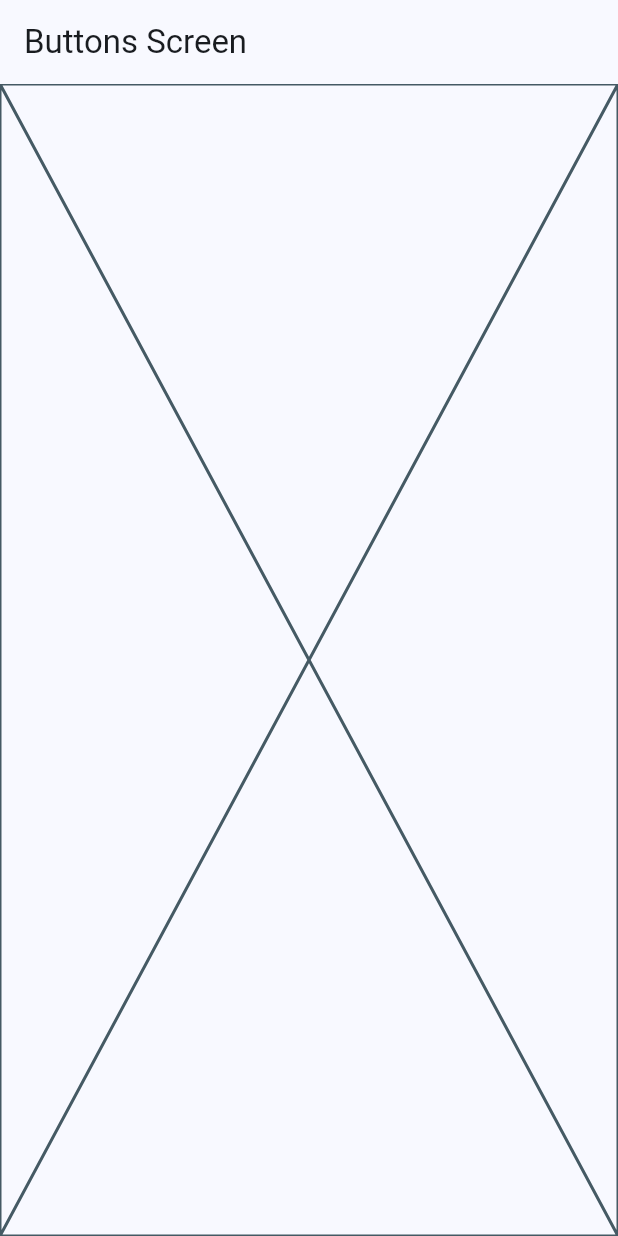
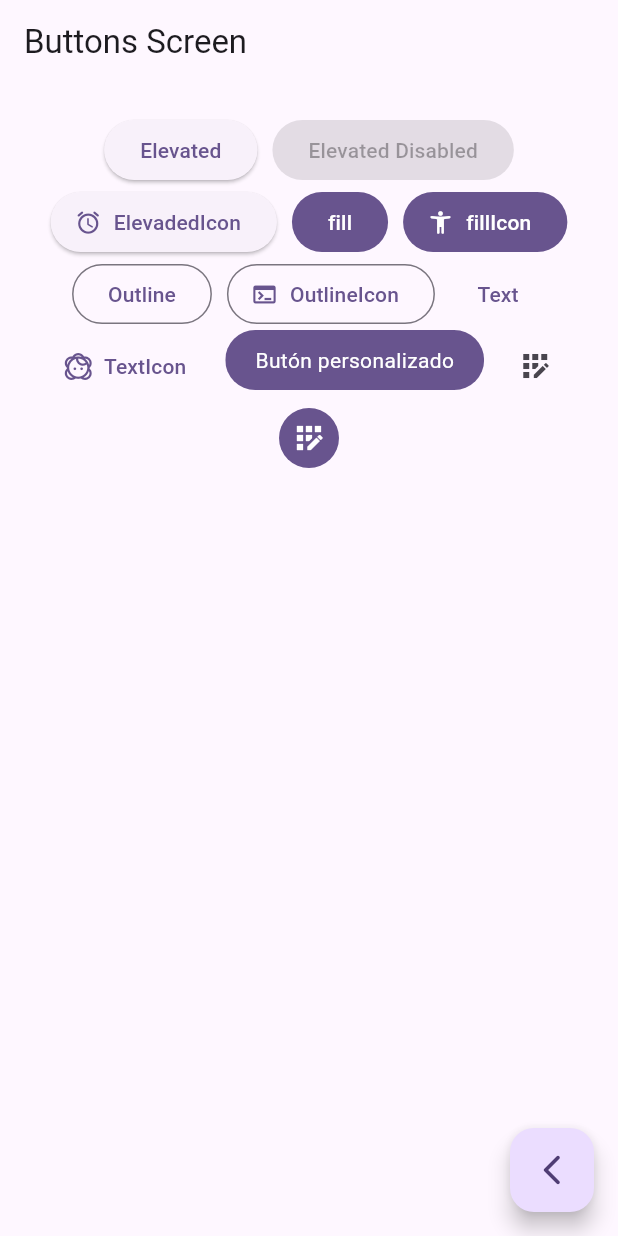
Before and after one commit to logojo/widget_app, a Flutter app: the Buttons screen opened by its route, on a phone screen of 412 x 824 dp. Run offline on Flutter 3.47's test engine with Material 3 defaults, Android fonts, the phone set to English and light mode, and no system bars; our stand-ins replace go_router.

Commit message:
Buttons screen finished

```diff
--- a/lib/main.dart
+++ b/lib/main.dart
@@ -15,7 +15,7 @@ class MainApp extends StatelessWidget {
       //extrallendo rutas desde un archivo independiente
       routerConfig: appRouter,
       debugShowCheckedModeBanner: false,
-      theme: AppTheme(seletedColor: 0).getTheme(),
+      theme: AppTheme(seletedColor: 5).getTheme(),
     );
   }
 }
--- a/lib/presentation/screens/butttons/buttons.dart
+++ b/lib/presentation/screens/butttons/buttons.dart
@@ -1,4 +1,5 @@
 import 'package:flutter/material.dart';
+import 'package:go_router/go_router.dart';
 
 class Buttons extends StatelessWidget {
   static const name = 'buttons';
@@ -10,7 +11,102 @@ class Buttons extends StatelessWidget {
       appBar: AppBar(
         title: const Text('Buttons Screen'),
       ),
-      body: const Placeholder(),
+      body: const _ButtonsView(),
+      floatingActionButton: FloatingActionButton(
+        child: const Icon(Icons.arrow_back_ios_new_rounded),
+        onPressed: () {
+          //regresando a la pantalla anterior
+          context.pop();
+        },
+      ),
     );
   }
 }
+
+class _ButtonsView extends StatelessWidget {
+  const _ButtonsView();
+
+  @override
+  Widget build(BuildContext context) {
+    final colors = Theme.of(context).colorScheme;
+    return SizedBox(
+      //width: double.infinity toma todo el ancho que tiene el padre
+      //Pero tenemos que tener cuidado de que el padre tenga un ancho definino si no tendremos un error
+      width: double.infinity,
+      child: Padding(
+        padding: const EdgeInsets.symmetric(horizontal: 20, vertical: 20),
+        //El wrap es un widget similar al Column() pero con la configuración de ajustar el contenido
+        child: Wrap(
+          spacing: 10,
+          alignment: WrapAlignment.center,
+          children: [
+            ElevatedButton(onPressed: () {}, child: const Text('Elevated')),
+            const ElevatedButton(
+                //all mandar null en el onPress este boton automaticamente se desabilita
+                onPressed: null,
+                child: Text('Elevated Disabled')),
+            ElevatedButton.icon(
+              onPressed: () {},
+              icon: const Icon(Icons.access_alarm_rounded),
+              label: const Text('ElevadedIcon'),
+            ),
+            FilledButton(onPressed: () {}, child: const Text('fill')),
+            FilledButton.icon(
+                onPressed: () {},
+                icon: const Icon(Icons.accessibility_new_rounded),
+                label: const Text('fillIcon')),
+            OutlinedButton(onPressed: () {}, child: const Text('Outline')),
+            OutlinedButton.icon(
+                onPressed: () {},
+                icon: const Icon(Icons.terminal),
+                label: const Text('OutlineIcon')),
+            TextButton(onPressed: () {}, child: const Text('Text')),
+            TextButton.icon(
+                onPressed: () {},
+                icon: const Icon(Icons.face_2_outlined),
+                label: const Text('TextIcon')),
+            const CustomButtom(),
+            IconButton(
+                onPressed: () {},
+                icon: const Icon(Icons.app_registration_outlined)),
+            IconButton(
+              onPressed: () {},
+              icon: const Icon(Icons.app_registration_outlined),
+              style: ButtonStyle(
+                  backgroundColor: WidgetStatePropertyAll(colors.primary),
+                  iconColor: const WidgetStatePropertyAll(Colors.white)),
+            ),
+          ],
+        ),
+      ),
+    );
+  }
+}
+
+class CustomButtom extends StatelessWidget {
+  const CustomButtom({super.key});
+
+  @override
+  Widget build(BuildContext context) {
+    final colors = Theme.of(context).colorScheme;
+
+    //ClipRRect sirve para hacer border redondeados
+    return ClipRRect(
+      borderRadius: BorderRadius.circular(30),
+      child: Material(
+        color: colors.primary,
+        //Esto le da un efecto al dar clikc sobre el widget
+        child: InkWell(
+          onTap: () {},
+          child: const Padding(
+            padding: EdgeInsets.symmetric(horizontal: 20, vertical: 10),
+            child: Text(
+              'Butón personalizado',
+              style: TextStyle(color: Colors.white),
+            ),
+          ),
+        ),
+      ),
+    );
+  }
+}
```
